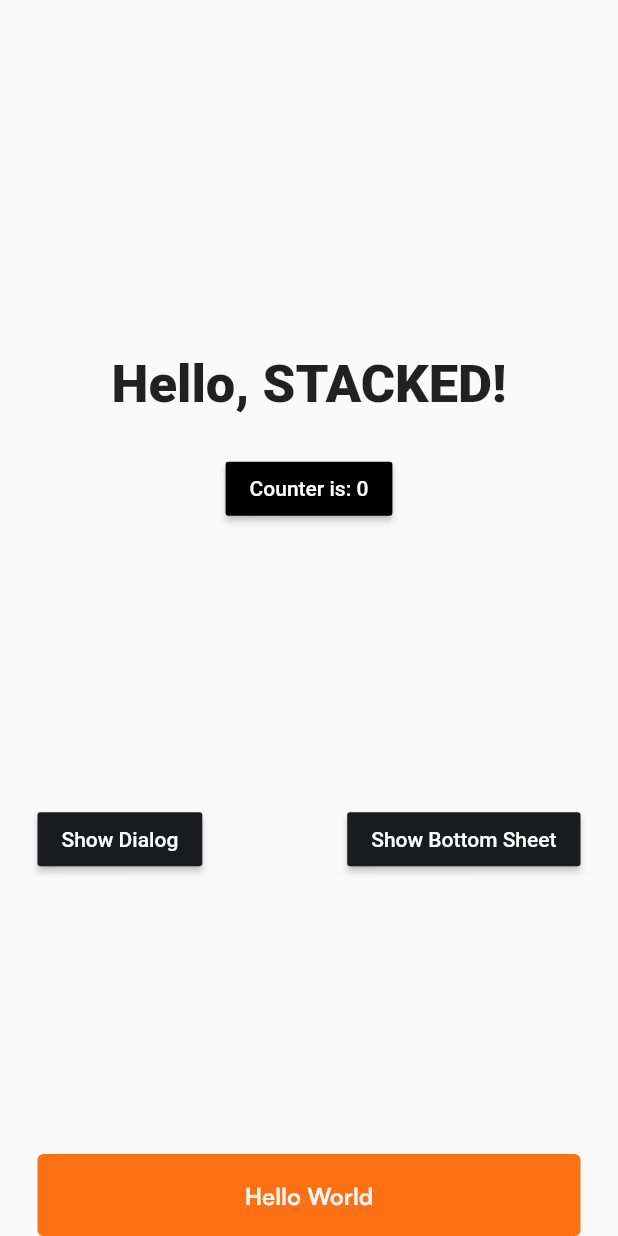
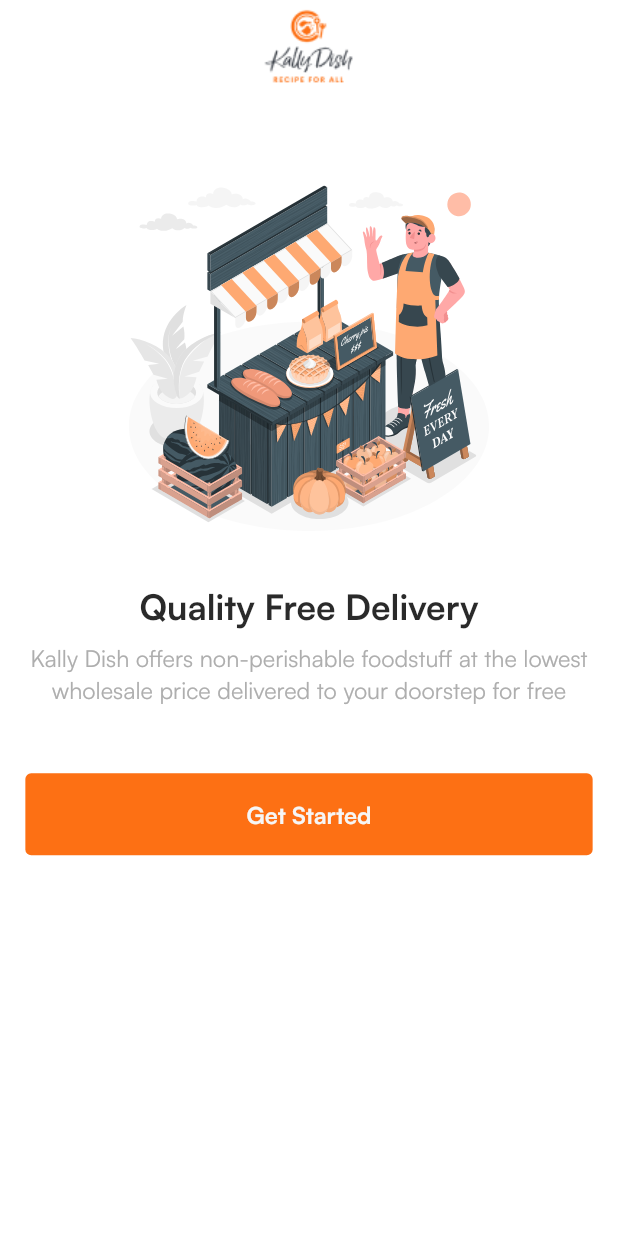
Before and after one commit to moak13/recipe_app, a Flutter app: the screen it shows after launch, on a phone screen of 412 x 824 dp. Run offline on Flutter 3.47's test engine with Material 2 defaults, Android fonts, the phone set to English and light mode, and no system bars; our stand-ins replace flutter_screenutil, flutter_svg, stacked, stacked_services, stacked_shared.

Commit message:
feat: onboard phase one

```diff
--- a/lib/app/app.dart
+++ b/lib/app/app.dart
@@ -6,13 +6,15 @@ import '../ui/bottom_sheets/notice/notice_sheet.dart';
 import '../ui/dialogs/info_alert/info_alert_dialog.dart';
 import '../ui/views/home/home_view.dart';
 import '../ui/views/startup/startup_view.dart';
+import 'package:receipe_app/ui/views/onboarding/onboarding_view.dart';
 // @stacked-import
 
 @StackedApp(
   routes: [
     AdaptiveRoute(page: HomeView),
     AdaptiveRoute(page: StartupView, initial: true),
-    // @stacked-route
+    MaterialRoute(page: OnboardingView),
+// @stacked-route
   ],
   dependencies: [
     LazySingleton(classType: BottomSheetService),
--- a/lib/app/app.router.dart
+++ b/lib/app/app.router.dart
@@ -5,20 +5,25 @@
 // **************************************************************************
 
 // ignore_for_file: no_leading_underscores_for_library_prefixes
+import 'package:flutter/material.dart' as _i5;
 import 'package:flutter/material.dart';
 import 'package:receipe_app/ui/views/home/home_view.dart' as _i2;
+import 'package:receipe_app/ui/views/onboarding/onboarding_view.dart' as _i4;
 import 'package:receipe_app/ui/views/startup/startup_view.dart' as _i3;
 import 'package:stacked/stacked.dart' as _i1;
-import 'package:stacked_services/stacked_services.dart' as _i4;
+import 'package:stacked_services/stacked_services.dart' as _i6;
 
 class Routes {
   static const homeView = '/home-view';
 
   static const startupView = '/';
 
+  static const onboardingView = '/onboarding-view';
+
   static const all = <String>{
     homeView,
     startupView,
+    onboardingView,
   };
 }
 
@@ -31,6 +36,10 @@ class StackedRouter extends _i1.RouterBase {
     _i1.RouteDef(
       Routes.startupView,
       page: _i3.StartupView,
+    ),
+    _i1.RouteDef(
+      Routes.onboardingView,
+      page: _i4.OnboardingView,
     ),
   ];
 
@@ -47,6 +56,12 @@ class StackedRouter extends _i1.RouterBase {
         settings: data,
       );
     },
+    _i4.OnboardingView: (data) {
+      return _i5.MaterialPageRoute<dynamic>(
+        builder: (context) => const _i4.OnboardingView(),
+        settings: data,
+      );
+    },
   };
 
   @override
@@ -55,7 +70,7 @@ class StackedRouter extends _i1.RouterBase {
   Map<Type, _i1.StackedRouteFactory> get pagesMap => _pagesMap;
 }
 
-extension NavigatorStateExtension on _i4.NavigationService {
+extension NavigatorStateExtension on _i6.NavigationService {
   Future<dynamic> navigateToHomeView([
     int? routerId,
     bool preventDuplicates = true,
@@ -78,6 +93,20 @@ extension NavigatorStateExtension on _i4.NavigationService {
         transition,
   ]) async {
     return navigateTo<dynamic>(Routes.startupView,
+        id: routerId,
+        preventDuplicates: preventDuplicates,
+        parameters: parameters,
+        transition: transition);
+  }
+
+  Future<dynamic> navigateToOnboardingView([
+    int? routerId,
+    bool preventDuplicates = true,
+    Map<String, String>? parameters,
+    Widget Function(BuildContext, Animation<double>, Animation<double>, Widget)?
+        transition,
+  ]) async {
+    return navigateTo<dynamic>(Routes.onboardingView,
         id: routerId,
         preventDuplicates: preventDuplicates,
         parameters: parameters,
@@ -111,4 +140,18 @@ extension NavigatorStateExtension on _i4.NavigationService {
         parameters: parameters,
         transition: transition);
   }
+
+  Future<dynamic> replaceWithOnboardingView([
+    int? routerId,
+    bool preventDuplicates = true,
+    Map<String, String>? parameters,
+    Widget Function(BuildContext, Animation<double>, Animation<double>, Widget)?
+        transition,
+  ]) async {
+    return replaceWith<dynamic>(Routes.onboardingView,
+        id: routerId,
+        preventDuplicates: preventDuplicates,
+        parameters: parameters,
+        transition: transition);
+  }
 }
--- /dev/null
+++ b/lib/data_model/slider_data.dart
@@ -0,0 +1,11 @@
+class SliderData {
+  String? image;
+  String? title;
+  String? subtitle;
+
+  SliderData({
+    this.image,
+    this.title,
+    this.subtitle,
+  });
+}
--- /dev/null
+++ b/lib/l10n/intl_en.arb
@@ -0,0 +1,11 @@
+{
+    "@@locale": "en",
+    "hello_word": "Hello World",
+    "get_started": "Get Started",
+    "onboarding_title_one": "Quality Free Delivery",
+    "onboarding_subtitle_one": "Kally Dish offers non-perishable foodstuff at the lowest wholesale price delivered to your doorstep for free",
+    "onboarding_title_two": "Seamless Order",
+    "onboarding_subtitle_two": "With Kally Dish you can place your order from the comfort of your home by calling any of our hotlines",
+    "onboarding_title_three": "Subscribe To Our Store",
+    "onboarding_subtitle_three": "Kally Dish provides exclusive access to cost-cutting, time saving and stress-reducing benefits through it's membership plan"
+}
--- a/lib/main.dart
+++ b/lib/main.dart
@@ -1,4 +1,5 @@
 import 'package:flutter/material.dart';
+import 'package:flutter_localizations/flutter_localizations.dart';
 import 'package:flutter_screenutil/flutter_screenutil.dart';
 import 'package:stacked_services/stacked_services.dart';
 
@@ -6,6 +7,7 @@ import 'app/app.bottomsheets.dart';
 import 'app/app.dialogs.dart';
 import 'app/app.locator.dart';
 import 'app/app.router.dart';
+import 'generated/l10n.dart';
 import 'ui/common/app_themes.dart';
 
 Future<void> main() async {
@@ -34,6 +36,13 @@ class MainApp extends StatelessWidget {
           navigatorObservers: [
             StackedService.routeObserver,
           ],
+          localizationsDelegates: const [
+            S.delegate,
+            GlobalMaterialLocalizations.delegate,
+            GlobalWidgetsLocalizations.delegate,
+            GlobalCupertinoLocalizations.delegate,
+          ],
+          supportedLocales: S.delegate.supportedLocales,
         );
       },
     );
--- /dev/null
+++ b/lib/ui/common/app_images.dart
@@ -0,0 +1,6 @@
+class AppImages {
+  static String logo = 'assets/png/logo.png';
+  static String onboardOne = 'assets/svg/onboard_image_one.svg';
+  static String onboardTwo = 'assets/svg/onboard_image_two.svg';
+  static String onboardThree = 'assets/svg/onboard_image_three.svg';
+}
--- a/lib/ui/common/ui_helpers.dart
+++ b/lib/ui/common/ui_helpers.dart
@@ -1,12 +1,14 @@
 import 'dart:math';
 
 import 'package:flutter/material.dart';
+import 'package:flutter_screenutil/flutter_screenutil.dart';
 
 const double _tinySize = 5.0;
 const double _smallSize = 10.0;
 const double _mediumSize = 25.0;
 const double _largeSize = 50.0;
 const double _massiveSize = 120.0;
+double sidePadding = 16.w;
 
 const Widget horizontalSpaceTiny = SizedBox(width: _tinySize);
 const Widget horizontalSpaceSmall = SizedBox(width: _smallSize);
--- a/lib/ui/views/home/home_view.dart
+++ b/lib/ui/views/home/home_view.dart
@@ -1,4 +1,5 @@
 import 'package:flutter/material.dart';
+import 'package:receipe_app/generated/l10n.dart';
 import 'package:stacked/stacked.dart';
 import 'package:receipe_app/ui/common/app_colors.dart';
 import 'package:receipe_app/ui/common/ui_helpers.dart';
@@ -71,7 +72,7 @@ class HomeView extends StackedView<HomeViewModel> {
                   ],
                 ),
                 PrimaryButton(
-                  buttonText: 'Hello World',
+                  buttonText: S.current.hello_word,
                   onTap: () {},
                 ),
               ],
--- /dev/null
+++ b/lib/ui/views/onboarding/onboarding_view.dart
@@ -0,0 +1,65 @@
+import 'package:flutter/material.dart';
+import 'package:flutter_screenutil/flutter_screenutil.dart';
+import 'package:receipe_app/generated/l10n.dart';
+import 'package:receipe_app/ui/common/app_images.dart';
+import 'package:receipe_app/ui/common/ui_helpers.dart';
+import 'package:receipe_app/ui/views/onboarding/widgets/slider_content.dart';
+import 'package:receipe_app/ui/widgets/common/primary_button/primary_button.dart';
+import 'package:stacked/stacked.dart';
+
+import 'onboarding_viewmodel.dart';
+
+class OnboardingView extends StackedView<OnboardingViewModel> {
+  const OnboardingView({Key? key}) : super(key: key);
+
+  @override
+  Widget builder(
+    BuildContext context,
+    OnboardingViewModel viewModel,
+    Widget? child,
+  ) {
+    return Scaffold(
+      backgroundColor: Colors.white,
+      body: SafeArea(
+        child: Column(
+          children: [
+            Image.asset(
+              AppImages.logo,
+              height: 72.h,
+            ),
+            SizedBox(
+              height: 32.h,
+            ),
+            SizedBox(
+              height: 400.h,
+              child: PageView.builder(
+                itemBuilder: (context, index) {
+                  final sliderData = viewModel.sliderItems.elementAt(index);
+                  return SliderContent(sliderData: sliderData);
+                },
+                onPageChanged: viewModel.setIndex,
+                itemCount: viewModel.sliderItems.length,
+              ),
+            ),
+            SizedBox(
+              height: 24.h,
+            ),
+            Padding(
+              padding: EdgeInsets.symmetric(horizontal: sidePadding),
+              child: PrimaryButton(
+                buttonText: S.current.get_started,
+                onTap: viewModel.getStarted,
+              ),
+            ),
+          ],
+        ),
+      ),
+    );
+  }
+
+  @override
+  OnboardingViewModel viewModelBuilder(
+    BuildContext context,
+  ) =>
+      OnboardingViewModel();
+}
--- /dev/null
+++ b/lib/ui/views/onboarding/onboarding_viewmodel.dart
@@ -0,0 +1,26 @@
+import 'package:receipe_app/data_model/slider_data.dart';
+import 'package:receipe_app/generated/l10n.dart';
+import 'package:receipe_app/ui/common/app_images.dart';
+import 'package:stacked/stacked.dart';
+
+class OnboardingViewModel extends IndexTrackingViewModel {
+  List<SliderData> sliderItems = [
+    SliderData(
+      image: AppImages.onboardOne,
+      title: S.current.onboarding_title_one,
+      subtitle: S.current.onboarding_subtitle_one,
+    ),
+    SliderData(
+      image: AppImages.onboardTwo,
+      title: S.current.onboarding_title_two,
+      subtitle: S.current.onboarding_subtitle_two,
+    ),
+    SliderData(
+      image: AppImages.onboardThree,
+      title: S.current.onboarding_title_three,
+      subtitle: S.current.onboarding_subtitle_three,
+    ),
+  ];
+
+  void getStarted() {}
+}
--- /dev/null
+++ b/lib/ui/views/onboarding/widgets/slider_content.dart
@@ -0,0 +1,55 @@
+import 'package:flutter/material.dart';
+import 'package:flutter_screenutil/flutter_screenutil.dart';
+import 'package:flutter_svg/flutter_svg.dart';
+import 'package:receipe_app/data_model/slider_data.dart';
+import 'package:receipe_app/ui/common/ui_helpers.dart';
+import 'package:receipe_app/ui/extension/app_typography.dart';
+import 'package:receipe_app/ui/extension/palette.dart';
+
+class SliderContent extends StatelessWidget {
+  final SliderData sliderData;
+  const SliderContent({
+    super.key,
+    required this.sliderData,
+  });
+
+  @override
+  Widget build(BuildContext context) {
+    ThemeData theme = Theme.of(context);
+    AppTypography? typography = theme.extension<AppTypography>();
+    Palette? palette = theme.extension<Palette>();
+    return Column(
+      mainAxisAlignment: MainAxisAlignment.center,
+      children: [
+        SvgPicture.asset(
+          sliderData.image ?? '',
+          height: 236.h,
+          width: 246.w,
+        ),
+        SizedBox(
+          height: 35.h,
+        ),
+        Text(
+          sliderData.title ?? '--',
+          textAlign: TextAlign.center,
+          style: typography?.headlineBold24?.copyWith(
+            color: palette?.gray11,
+          ),
+        ),
+        SizedBox(
+          height: 8.h,
+        ),
+        Padding(
+          padding: EdgeInsets.symmetric(horizontal: sidePadding),
+          child: Text(
+            sliderData.subtitle ?? '--',
+            textAlign: TextAlign.center,
+            style: typography?.titleRegular16?.copyWith(
+              color: palette?.gray7,
+            ),
+          ),
+        ),
+      ],
+    );
+  }
+}
--- a/lib/ui/views/startup/startup_viewmodel.dart
+++ b/lib/ui/views/startup/startup_viewmodel.dart
@@ -13,6 +13,6 @@ class StartupViewModel extends BaseViewModel {
     // This is where you can make decisions on where your app should navigate when
     // you have custom startup logic
 
-    _navigationService.replaceWithHomeView();
+    _navigationService.replaceWithOnboardingView();
   }
 }
```
Also changed, not shown: pubspec.yaml (+9 -0 lines), assets/png/logo.png (added), assets/svg/logo.svg (added), assets/svg/onboard_image_one.svg (added), assets/svg/onboard_image_three.svg (added), assets/svg/onboard_image_two.svg (added), lib/generated/intl/messages_all.dart (added), lib/generated/intl/messages_en.dart (added), lib/generated/l10n.dart (added), pubspec.lock, 2 other files.
